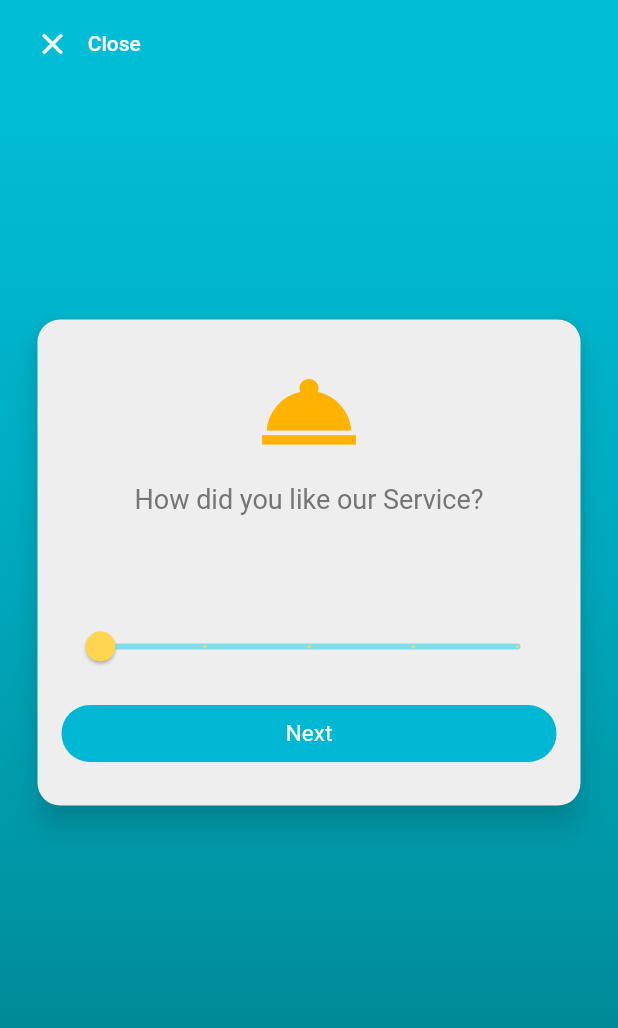
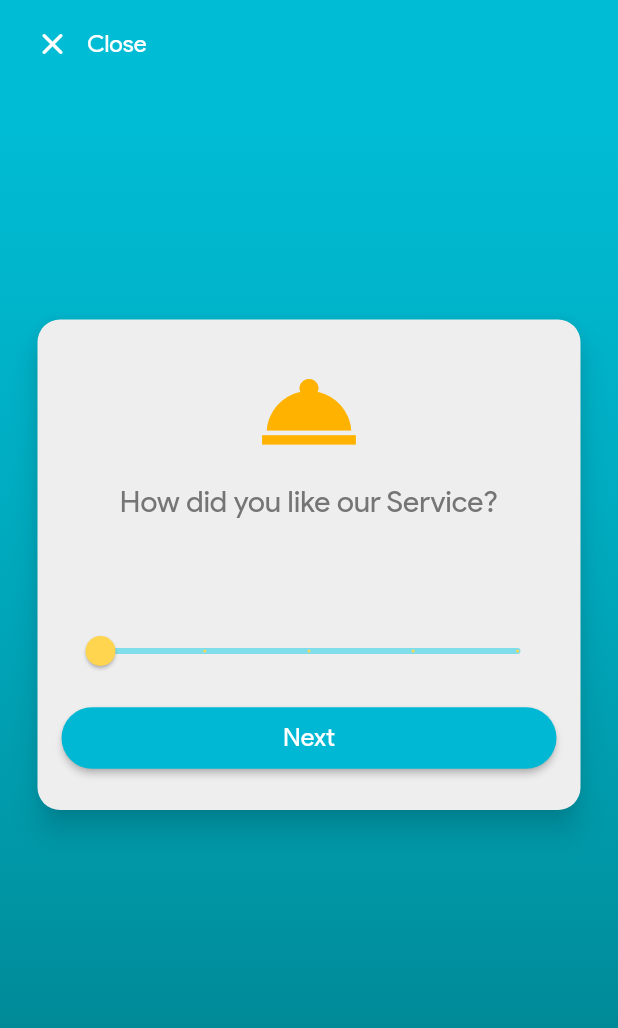
Before and after one commit to rijulradhu/mini_project_1, a Flutter app: the screen it shows after launch, after a tap on "Start", on a phone screen of 412 x 824 dp. Shown: the top 1028 px of the screen. Run offline on Flutter 3.47's test engine with Material 2 defaults, Android fonts, the phone set to English and light mode, and no system bars.

Commit message:
Code done

```diff
--- a/lib/pages/feedback.dart
+++ b/lib/pages/feedback.dart
@@ -48,10 +48,14 @@ class _FeedbackPageState extends State<FeedbackPage> {
                     ' Close',
                     style: TextStyle(
                       color: Colors.white,
-                      fontSize: 14.0,
-                      )
-                    ),
-                  onPressed: () => Navigator.of(context).pop(),
+                      fontSize: 16.0,
+                      fontFamily: 'sans',
+                    )
+                  ),
+                  onPressed: (){
+                    val = 1;
+                    Navigator.of(context).pop();
+                  },
                 ),
                 QuestionCard(color1),
               ],
--- a/lib/pages/home.dart
+++ b/lib/pages/home.dart
@@ -24,6 +24,7 @@ class Home extends StatelessWidget{
                   style: TextStyle(
                     color: Colors.cyan[700],
                     fontSize: 24.0,
+                    fontFamily: 'sans',
                   ),
                 ),
                 Text(
@@ -31,6 +32,7 @@ class Home extends StatelessWidget{
                   style: TextStyle(
                     color: Colors.cyan[900],
                     fontSize: 24.0,
+                    fontFamily: 'sans',
                   ),
                 ),
               ],
@@ -44,11 +46,12 @@ class Home extends StatelessWidget{
               style: ElevatedButton.styleFrom(
                 primary: Colors.cyanAccent[700],
                 padding: EdgeInsets.symmetric(horizontal: 60.0,vertical: 5.0),
-                elevation: 0,
+                elevation: 2,
+                shadowColor: Colors.grey[400],
                 shape: StadiumBorder(),
                 textStyle: TextStyle(
                   fontSize: 18.0,
-
+                  fontFamily: 'sans',
                 )
               ),
             )
--- a/lib/pages/questioncard.dart
+++ b/lib/pages/questioncard.dart
@@ -3,7 +3,7 @@ import 'package:flutter/material.dart';
 double val = 1;
 
 class QuestionCard extends StatefulWidget {
-  var color1;
+  final Color? color1;
   QuestionCard(this.color1);
   @override
   _QuestionCardState createState() => _QuestionCardState();
@@ -11,6 +11,7 @@ class QuestionCard extends StatefulWidget {
 
 class _QuestionCardState extends State<QuestionCard> {
 
+  Color? color1 = Colors.amber[300];
   int _counter = 0;
   bool _submitBool = true;
   String _buttonText = 'Next';
@@ -42,7 +43,6 @@ class _QuestionCardState extends State<QuestionCard> {
       _totalScore += val;
       val = 1;
       quesScreen = quesIcon[_counter];
-      widget.color1 = Colors.amber[300];
       if(_counter == 5){
         _buttonText = 'Submit';
       }
@@ -98,20 +98,21 @@ class _QuestionCardState extends State<QuestionCard> {
                 ),
                 ConstrainedBox(
                   constraints: BoxConstraints(
-                    maxHeight: 45,
-                    minHeight: 45,
+                    maxHeight: 48,
+                    minHeight: 48,
                   ),
                   child: Text(
                       '${ques[_counter]}',
                       textAlign: TextAlign.center,
                       style: TextStyle(
-                        fontSize: 18.0,
+                        fontSize: 20.0,
                         color: color,
+                        fontFamily: 'sans',
                       ),
                     ),
                 ),
                 SizedBox(height: 40.0,),
-                MyWidget(widget.color1),
+                MyWidget(),
                 SizedBox(height: 10.0),
                 ElevatedButton(
                   onPressed: (){
@@ -120,11 +121,13 @@ class _QuestionCardState extends State<QuestionCard> {
                   child: Text('$_buttonText'),
                   style: ElevatedButton.styleFrom(
                     shape: StadiumBorder(),
-                    elevation: 0,
+                    elevation: 2,
+                    shadowColor: Colors.grey[400],
                     padding: EdgeInsets.symmetric(vertical: 10.0),
                     primary: Colors.cyanAccent[700],
                     textStyle: TextStyle(
-                      fontSize: 15.0,
+                      fontSize: 17.0,
+                      fontFamily: 'sans',
                     )
                   ),
                 ),
@@ -146,11 +149,13 @@ class _QuestionCardState extends State<QuestionCard> {
                     '$_text',
                     textAlign: TextAlign.center,
                     style: TextStyle(
-                      fontSize: 18.0,
+                      fontSize: 20.0,
                       color: color,
+                      fontFamily: 'sans',
+                      letterSpacing: 0.4,
                     ),
                   ),
-                SizedBox(height: 107.0,),
+                SizedBox(height: 84.0,),
                 ElevatedButton(
                   onPressed: (){
                     val = 1;
@@ -159,11 +164,13 @@ class _QuestionCardState extends State<QuestionCard> {
                   child: Text('Home'),
                   style: ElevatedButton.styleFrom(
                     shape: StadiumBorder(),
-                    elevation: 0,
+                    elevation: 2,
+                    shadowColor: Colors.grey[400],
                     padding: EdgeInsets.symmetric(vertical: 10.0),
                     primary: color,
                     textStyle: TextStyle(
-                      fontSize: 15.0,
+                      fontSize: 17.0,
+                      fontFamily: 'sans',
                     )
                   ),
                 ),
@@ -176,15 +183,13 @@ class _QuestionCardState extends State<QuestionCard> {
 }
 
 class MyWidget extends StatefulWidget {
-  var color1;
-  MyWidget(this.color1);
-
   @override
   _MyWidget createState()=>_MyWidget();
 }
 
 class _MyWidget extends State<MyWidget> {
   String label ='\u{1F622}';
+  Color? color1 = Colors.amber[300];
   @override
   Widget build(BuildContext context) {
     return Slider(
@@ -192,19 +197,19 @@ class _MyWidget extends State<MyWidget> {
         setState((){
           if(value == 1){
             label = '\u{1F622}';
-            widget.color1 = Colors.amber[300];
+            color1 = Colors.amber[300];
           }else if(value == 2){
             label = '\u{2639}';
-            widget.color1 = Colors.amber[400];
+            color1 = Colors.amber[400];
           }else if(value == 3){
             label = '\u{1F610}';
-            widget.color1 = Colors.amber[600];
+            color1 = Colors.amber[600];
           }else if(value == 4){
             label = '\u{1F642}';
-            widget.color1 = Colors.amber[800];
+            color1 = Colors.amber[800];
           }else if(value == 5){
             label = '\u{1F929}';
-            widget.color1 = Colors.amber[900];
+            color1 = Colors.amber[900];
           }
           val = value;
         });
@@ -215,7 +220,7 @@ class _MyWidget extends State<MyWidget> {
       max: 5,
       label:label,
       inactiveColor: Colors.cyan[200],
-      activeColor: widget.color1,
+      activeColor: (val==1)?Colors.amber[300]:color1,
     );
   }
 }
```
Also changed, not shown: pubspec.yaml (+4 -11 lines), fonts/product.ttf (added).
